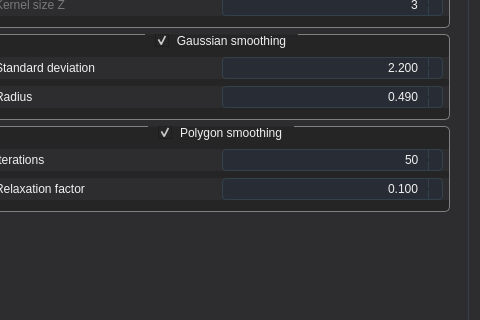
zhangzwwww/medlab, file frontend_pc/src/app/mainwindow.ui: the form before one commit; both pictures show x 681 to 1161 and y 409 to 729 of the 1161 by 869 pixel window.
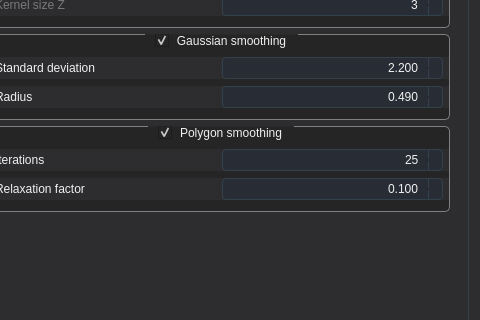
The form after the commit. The open tabs and pages were chosen to show the change. Icons and pictures are not drawn. Custom widgets are drawn as their Qt base class.

```diff
--- a/frontend_pc/src/app/mainwindow.ui
+++ b/frontend_pc/src/app/mainwindow.ui
@@ -2608,7 +2608,7 @@
                         <number>1000000</number>
                        </property>
                        <property name="value">
-                        <number>50</number>
+                        <number>25</number>
                        </property>
                       </widget>
                      </item>
```
Left out of the diff: 12 changed lines with no effect on the pictures.
